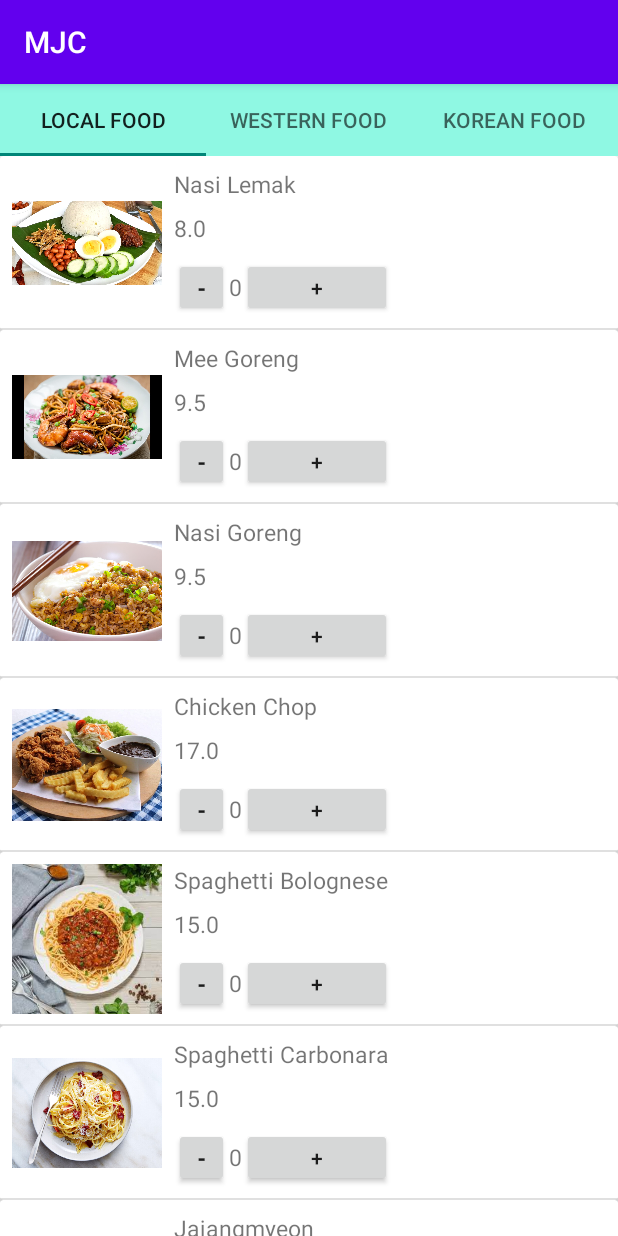
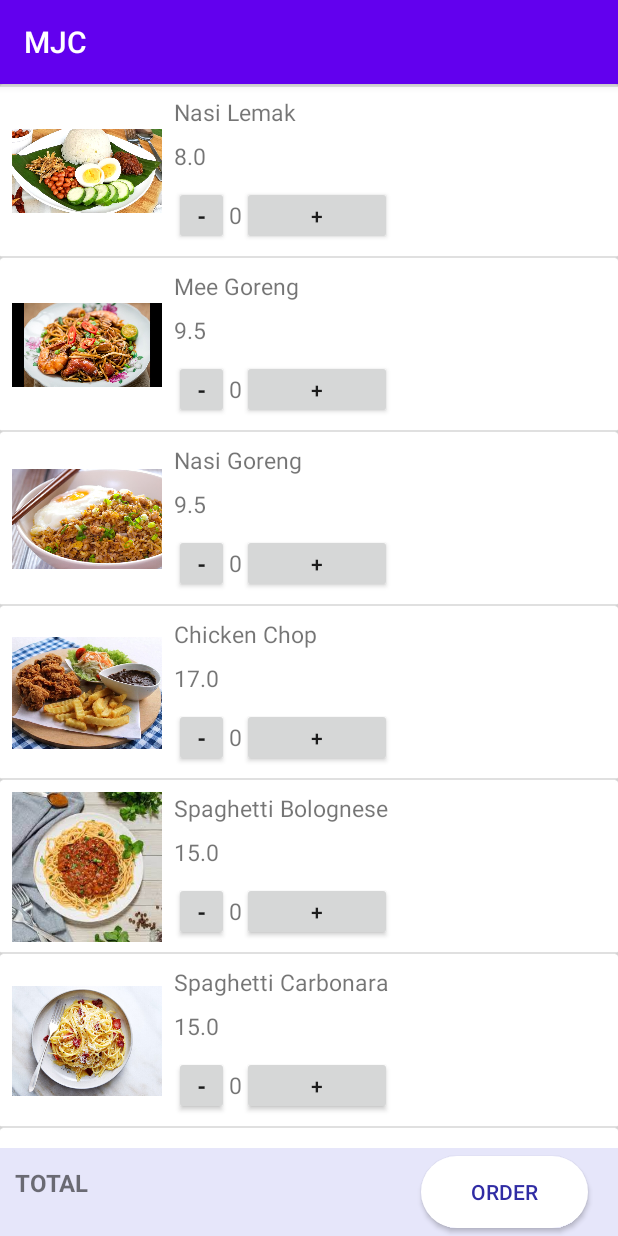
Before and after one commit to Shatishkumar/MJC, an Android app: the fragment OrderFragment shown on its own in the app's theme, on a phone screen of 412 x 824 dp. Run offline under Robolectric (Android 15) with nearby library versions, the phone set to English and light mode, and no system bars.

Commit message:
13/4/2021 myBooking pending housekeeping ui done order meal ui pending

```diff
--- a/app/src/main/res/layout/fragment_order.xml
+++ b/app/src/main/res/layout/fragment_order.xml
@@ -1,5 +1,5 @@
 <?xml version="1.0" encoding="utf-8"?>
-<LinearLayout
+<RelativeLayout
     xmlns:android="http://schemas.android.com/apk/res/android"
     xmlns:tools="http://schemas.android.com/tools"
     android:layout_width="match_parent"
@@ -11,6 +11,7 @@
     <com.google.android.material.tabs.TabLayout
         android:layout_width="match_parent"
         android:layout_height="wrap_content"
+        android:layout_above="@id/rv_order_list"
         android:background="@color/bgMyBooking">
 
         <com.google.android.material.tabs.TabItem
@@ -48,6 +49,7 @@
         android:layout_width="match_parent"
         android:layout_height="wrap_content"
         android:background="@color/bgTotal"
+        android:layout_alignParentBottom="true"
         android:orientation="horizontal">
 
         <TextView
@@ -65,8 +67,8 @@
             android:layout_width="0dp"
             android:layout_height="wrap_content"
             android:layout_weight="1"
-            android:layout_marginTop="3dp"
-            android:layout_marginBottom="3dp"
+            android:layout_marginTop="5dp"
+            android:layout_marginBottom="5dp"
             android:layout_marginRight="20dp"
             android:background="@drawable/button_white"
             android:textColor="@color/txtBlue"
@@ -74,4 +76,4 @@
     </LinearLayout>
 
 
-</LinearLayout>
+</RelativeLayout>
```
Also changed, not shown: app/src/main/res/layout/fragment_my_booking.xml (+6 -7 lines).
